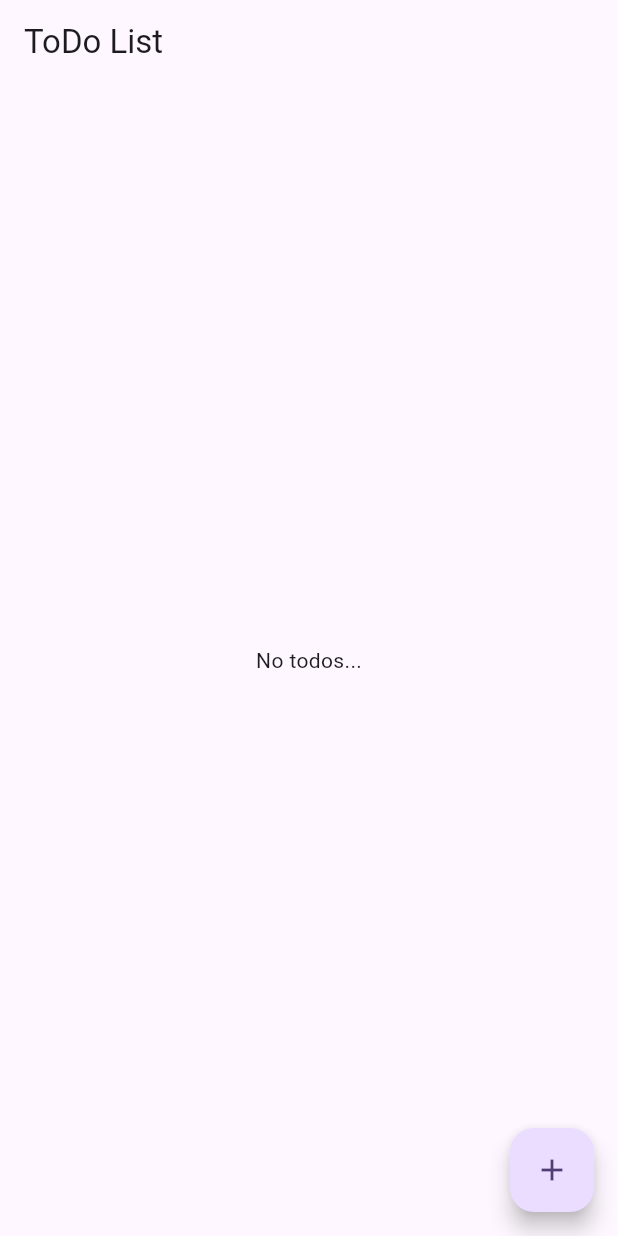
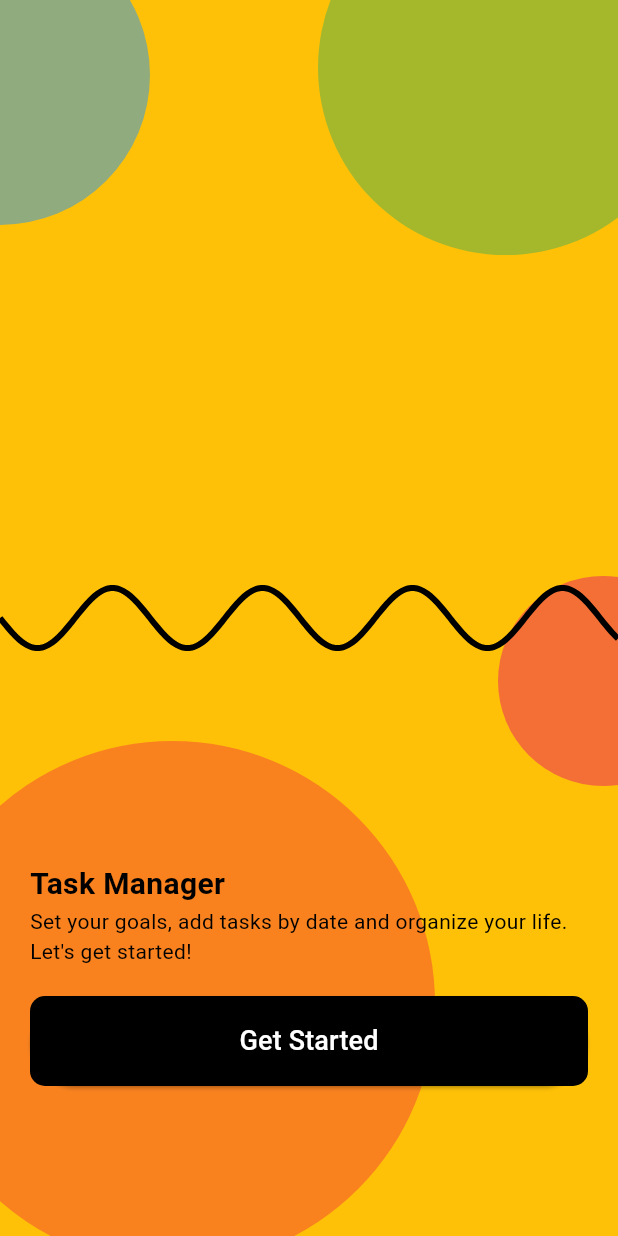
Before and after one commit to HaticeDilmac/todoApp-sqflite, a Flutter app: the screen it shows after launch, on a phone screen of 412 x 824 dp. Run offline on Flutter 3.47's test engine with Material 3 defaults, Android fonts, the phone set to English and light mode, and no system bars; our stand-ins replace sqflite; accounts and stored records are empty.

Commit message:
[*] alert dialog change show bottomsheet [+]add now time [+]add login page

```diff
--- a/lib/main.dart
+++ b/lib/main.dart
@@ -1,6 +1,5 @@
 import 'package:flutter/material.dart';
-
-import 'view/todo.dart';
+import 'package:todoapp/view/login.dart';
 
 void main() {
   runApp(const MyApp());
@@ -8,32 +7,16 @@ void main() {
 
 class MyApp extends StatelessWidget {
   const MyApp({super.key});
-
-  // This widget is the root of your application.
   @override
   Widget build(BuildContext context) {
     return MaterialApp(
-      title: 'Flutter Demo',
+      debugShowCheckedModeBanner: false,
       theme: ThemeData(
-        // This is the theme of your application.
-        //
-        // TRY THIS: Try running your application with "flutter run". You'll see
-        // the application has a purple toolbar. Then, without quitting the app,
-        // try changing the seedColor in the colorScheme below to Colors.green
-        // and then invoke "hot reload" (save your changes or press the "hot
-        // reload" button in a Flutter-supported IDE, or press "r" if you used
-        // the command line to start the app).
-        //
-        // Notice that the counter didn't reset back to zero; the application
-        // state is not lost during the reload. To reset the state, use hot
-        // restart instead.
-        //
-        // This works for code too, not just values: Most code changes can be
-        // tested with just a hot reload.
         colorScheme: ColorScheme.fromSeed(seedColor: Colors.deepPurple),
         useMaterial3: true,
       ),
-      home:const ToDoPage(),
+      home: const LoginPage(),
     );
   }
 }
+//Set your goals, add tasks by date and organize your life. Let's get started!
--- /dev/null
+++ b/lib/view/login.dart
@@ -0,0 +1,138 @@
+import 'package:flutter/material.dart';
+import 'package:todoapp/view/todo.dart';
+
+import 'widget/circularShape.dart';
+
+class LoginPage extends StatefulWidget {
+  const LoginPage({super.key});
+
+  @override
+  State<LoginPage> createState() => _LoginPageState();
+}
+
+class _LoginPageState extends State<LoginPage> {
+  @override
+  Widget build(BuildContext context) {
+    return Scaffold(
+      body: Container(
+        color: Colors.amber, // Hardal rengi arka plan
+        child: Stack(
+          children: [
+            // Üst kısımda renkli daireler
+            Positioned(
+              top: -50,
+              left: -100,
+              child: Container(
+                width: 200,
+                height: 200,
+                decoration: BoxDecoration(
+                  shape: BoxShape.circle,
+                  color: Colors.blue.withOpacity(0.5),
+                ),
+              ),
+            ),
+            Positioned(
+              top: -80,
+              right: -50,
+              child: Container(
+                width: 250,
+                height: 250,
+                decoration: BoxDecoration(
+                  shape: BoxShape.circle,
+                  color: Colors.green.withOpacity(0.5),
+                ),
+              ),
+            ),
+            Positioned(
+              bottom: 300,
+              right: -60,
+              child: Container(
+                width: 140,
+                height: 140,
+                decoration: BoxDecoration(
+                  shape: BoxShape.circle,
+                  color: Colors.pink.withOpacity(0.5),
+                ),
+              ),
+            ),
+            Positioned(
+              bottom: -20,
+              left: -60,
+              child: Container(
+                width: 350,
+                height: 350,
+                decoration: BoxDecoration(
+                  shape: BoxShape.circle,
+                  color: Colors.red.withOpacity(0.5),
+                ),
+              ),
+            ),
+
+            CustomPaint(
+              size: Size(MediaQuery.of(context).size.width,
+                  MediaQuery.of(context).size.height),
+              painter: WavePainter(),
+            ),
+            Column(
+              crossAxisAlignment: CrossAxisAlignment.start,
+              mainAxisAlignment: MainAxisAlignment.end,
+              children: [
+                Padding(
+                  padding: EdgeInsets.symmetric(horizontal: 20.0),
+                  child: Text(
+                    'Task Manager',
+                    textAlign: TextAlign.left,
+                    style: TextStyle(
+                      fontSize: 20,
+                      fontWeight: FontWeight.bold,
+                      color: Colors.black,
+                    ),
+                  ),
+                ),
+                Padding(
+                  padding: EdgeInsets.symmetric(horizontal: 20.0),
+                  child: Text(
+                    'Set your goals, add tasks by date and organize your life. Let\'s get started!',
+                    textAlign: TextAlign.left,
+                    style: TextStyle(
+                      fontSize: 14,
+
+                      // fontWeight: FontWeight.bold,
+                      color: Colors.black,
+                    ),
+                  ),
+                ),
+                SizedBox(height: 20),
+                Container(
+                  width: double.infinity,
+                  height: 60,
+                  margin: const EdgeInsets.symmetric(horizontal: 20.0),
+                  decoration: BoxDecoration(
+                      color: Colors.black,
+                      borderRadius: BorderRadius.circular(10)),
+                  child: ElevatedButton(
+                    style: ElevatedButton.styleFrom(
+                        foregroundColor: Colors.black, // button style
+                        backgroundColor: Colors.black),
+                    onPressed: () {
+                      Navigator.of(context).push(
+                        MaterialPageRoute(
+                          builder: (context) => ToDoPage(),
+                        ),
+                      );
+                    },
+                    child: const Text(
+                      'Get Started',
+                      style: TextStyle(fontSize: 18, color: Colors.white),
+                    ),
+                  ),
+                ),
+                SizedBox(height: 100),
+              ],
+            ),
+          ],
+        ),
+      ),
+    );
+  }
+}
```
Also changed, not shown: lib/database/todo_db.dart (+6 -7 lines), lib/view/todo.dart (+70 -16 lines), lib/view/widget/circularShape.dart (added, +65 -0 lines), lib/view/widget/todo_widget.dart (+102 -39 lines), 3 other files.
